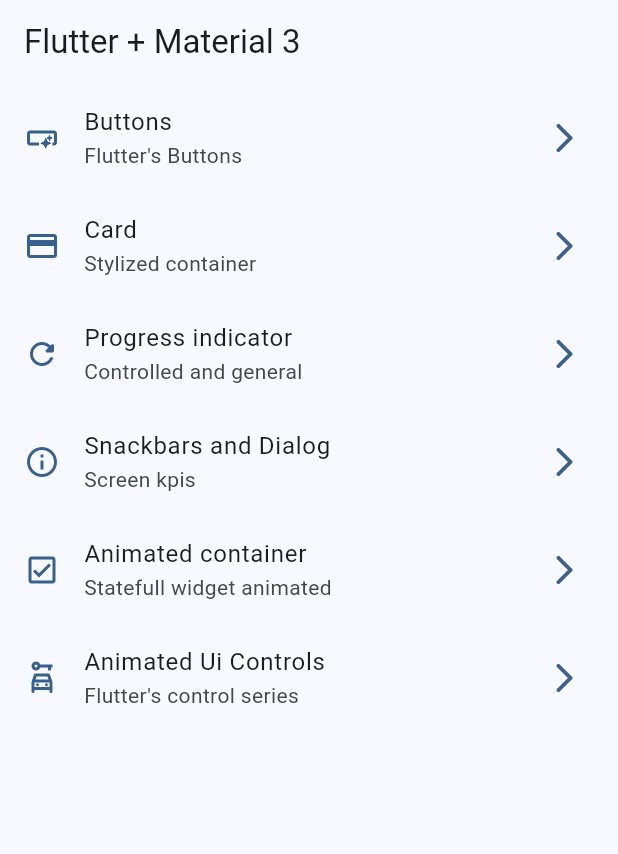
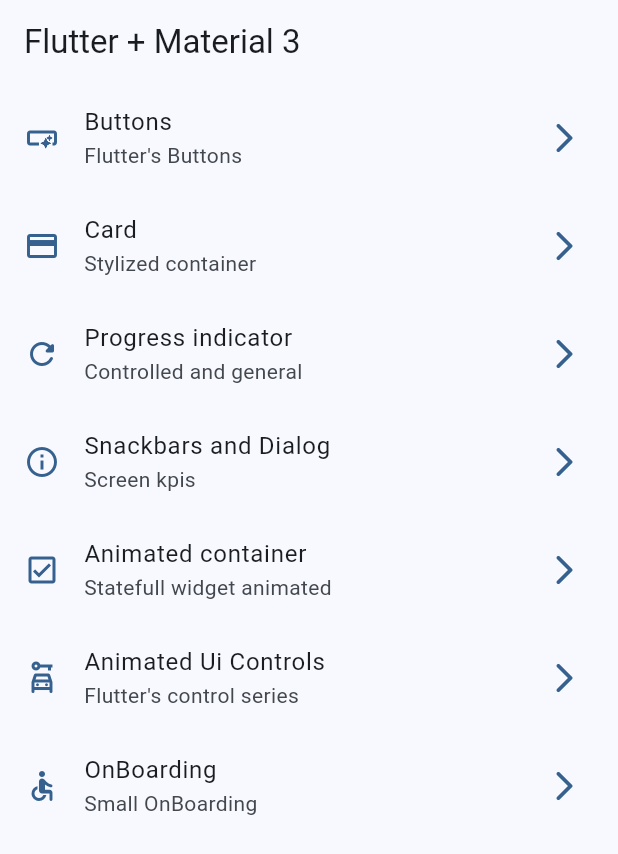
Before and after one commit to CRaez-Dev/flutter-starter, a Flutter app: the screen it shows after launch, on a phone screen of 412 x 824 dp. Shown: the top 854 px of the screen. Run offline on Flutter 3.47's test engine with Material 3 defaults, Android fonts, the phone set to English and light mode, and no system bars; our stand-ins replace animate_do, dio, go_router, video_player.

Commit message:
[Widgets app - OnBoarding Screen]
- Adding assetes files

```diff
--- a/widgets_app/lib/config/menu/menu_items.dart
+++ b/widgets_app/lib/config/menu/menu_items.dart
@@ -62,5 +62,12 @@ const appMenuItems = <MenuItem>[
       subTitle: "Flutter's control series",
       link: '/ui_controls',
       icon: Icons.car_rental_outlined,
-      widget: UiControlsScreen())
+      widget: UiControlsScreen()),
+       MenuItem(
+      name: AppTutorialScreen.name,
+      title: 'OnBoarding',
+      subTitle: "Small OnBoarding",
+      link: '/app_tutorial',
+      icon: Icons.accessible_rounded,
+      widget: AppTutorialScreen())
 ];
--- a/widgets_app/pubspec.yaml
+++ b/widgets_app/pubspec.yaml
@@ -18,3 +18,6 @@ dev_dependencies:
 
 flutter:
   uses-material-design: true
+
+assets:
+  - assets/images/
```
Also changed, not shown: widgets_app/assets/images/1.png (added), widgets_app/assets/images/2.png (added), widgets_app/assets/images/3.png (added), widgets_app/assets/images/jar-loading.gif (added).
